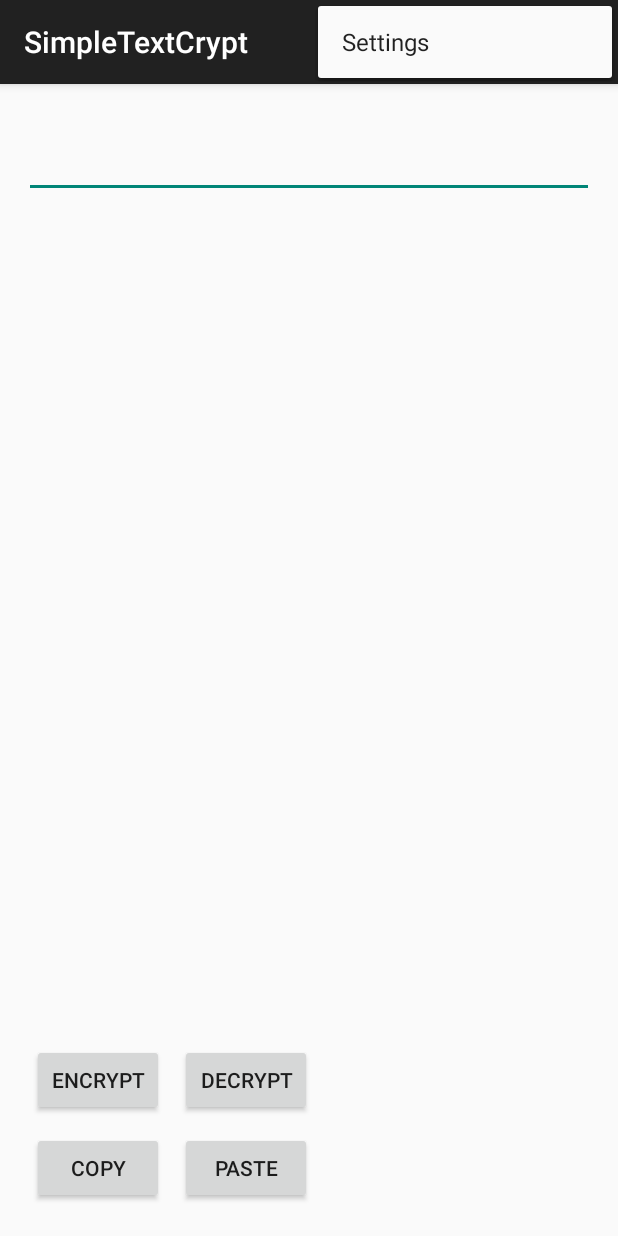
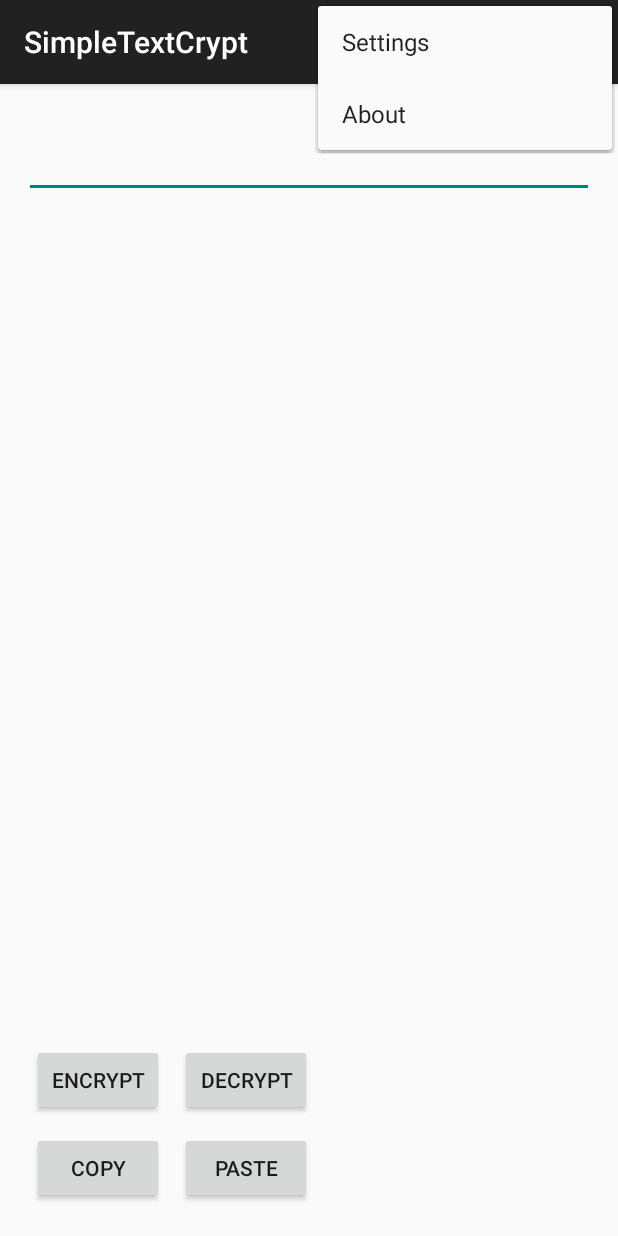
Before and after one commit to aidin36/simpletextcrypt, an Android app: the MainActivity screen opened directly, with no data from a screen before it, with the options menu open, on a phone screen of 412 x 824 dp. Run offline under Robolectric (Android 15) with nearby library versions, the phone set to English and light mode, and no system bars.

Commit message:
About dialog added to the menu of MainActivity.

```diff
--- a/app/src/main/res/menu/menu_main.xml
+++ b/app/src/main/res/menu/menu_main.xml
@@ -3,4 +3,6 @@
     xmlns:tools="http://schemas.android.com/tools" tools:context=".MainActivity">
     <item android:id="@+id/action_settings" android:title="@string/action_settings"
         android:orderInCategory="100" app:showAsAction="never" />
+    <item android:id="@+id/action_about" android:title="@string/action_about"
+        android:orderInCategory="100" app:showAsAction="never" />
 </menu>
--- a/app/src/main/res/values/strings.xml
+++ b/app/src/main/res/values/strings.xml
@@ -1,8 +1,8 @@
 <resources>
     <string name="app_name">SimpleTextCrypt</string>
 
-    <string name="hello_world">Hello world!</string>
     <string name="action_settings">Settings</string>
+    <string name="action_about">About</string>
     <string name="title_activity_lock">Lock</string>
     <string name="title_activity_settings">Settings</string>
     <string name="invalid_key_error">Key length must be 32 characters.</string>
@@ -14,4 +14,8 @@
     <string name="wrong_passcode_error">Entered passcode is wrong.</string>
     <string name="encryption_key_label">Encryption Key (Must be 32 characters)</string>
     <string name="passcode_label">Passcode (of Lock screen)</string>
+    <string name="about_title">About SimpleTextCrypt</string>
+    <string name="about_copyright">Copyright 2015 Aidin Gharibnavaz</string>
+    <string name="about_license">This software published under the terms of GPLv3, which can be found here: <a>https://www.gnu.org/licenses/gpl-3.0.html</a></string>
+    <string name="about_source">Source code of the app can be found here: https://github.com/aidin36/simpletextcrypt</string>
 </resources>
```
Also changed, not shown: app/src/main/java/com/aidinhut/simpletextcrypt/MainActivity.java (+30 -0 lines).
